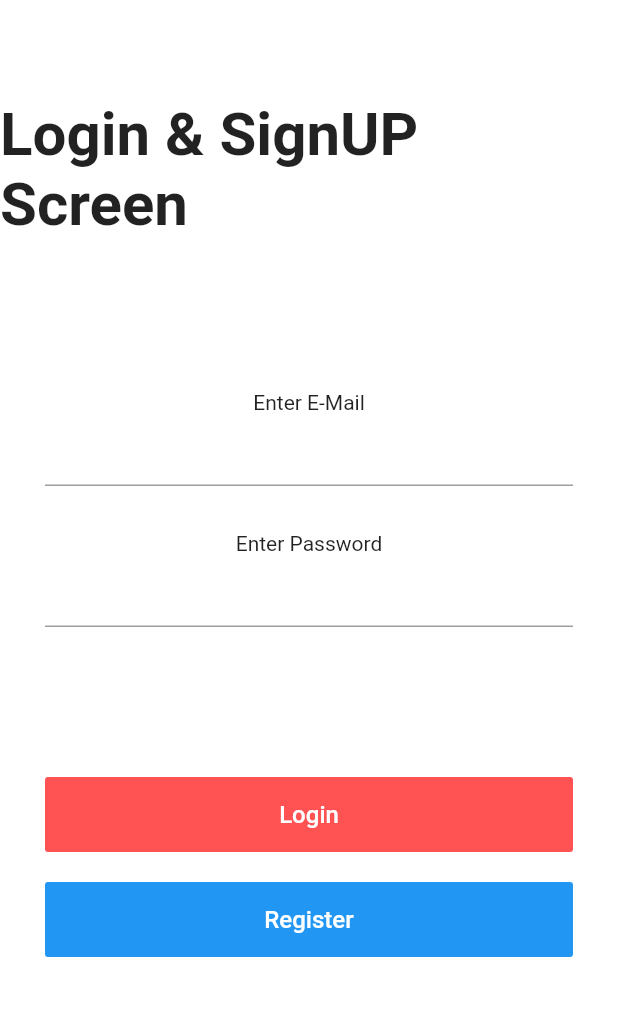
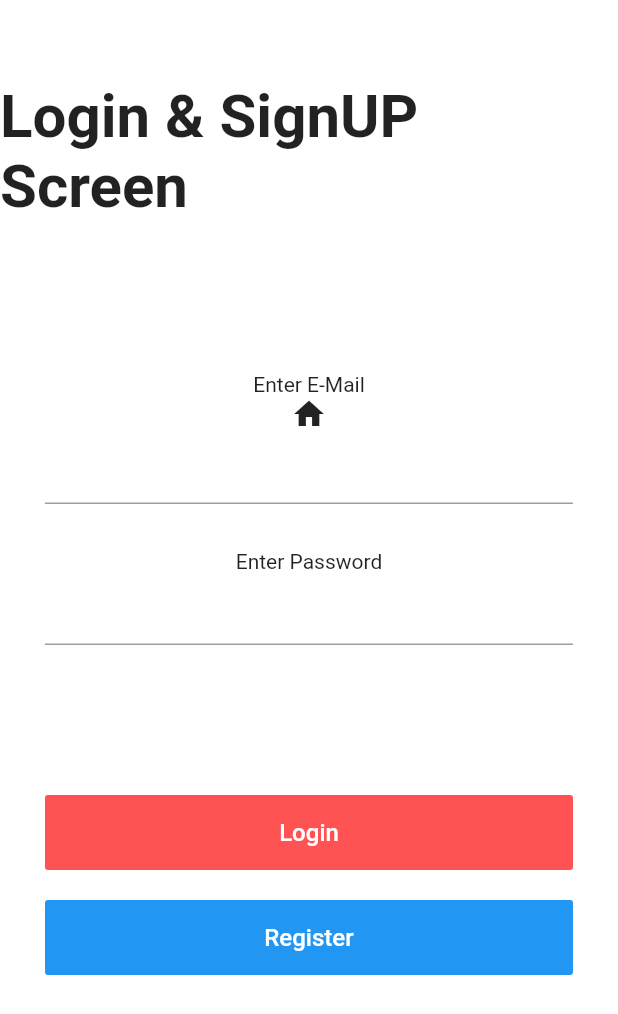
Before and after one commit to Ramzan227/ToDo-App-, a Flutter app: the screen it shows after launch, on a phone screen of 412 x 824 dp. Shown: the top 1014 px of the screen. Run offline on Flutter 3.47's test engine with Material 2 defaults, Android fonts, the phone set to English and light mode, and no system bars; our stand-ins replace animated_splash_screen, firebase_auth, firebase_core, flutter_colorpicker, flutter_markdown, fluttertoast and 4 more; accounts and stored records are empty; generated files the repository leaves out were written again.

Commit message:
login screen update

```diff
--- a/lib/loginScreen.dart
+++ b/lib/loginScreen.dart
@@ -55,6 +55,7 @@ class loginScreen extends StatelessWidget {
                               crossAxisAlignment: CrossAxisAlignment.center,
                               children: <Widget>[
                                 Text('Enter E-Mail'),
+                                Icon(Icons.home),
                                 TextField(
                                   controller: nameController,
                                   decoration: InputDecoration(
@@ -71,7 +72,6 @@ class loginScreen extends StatelessWidget {
                                   controller: passwordController,
                                   decoration: InputDecoration(
                                     focusColor: Colors.blue,
-
                                   ),
                                   cursorColor: Colors.red,
                                   obscureText: true,
```
